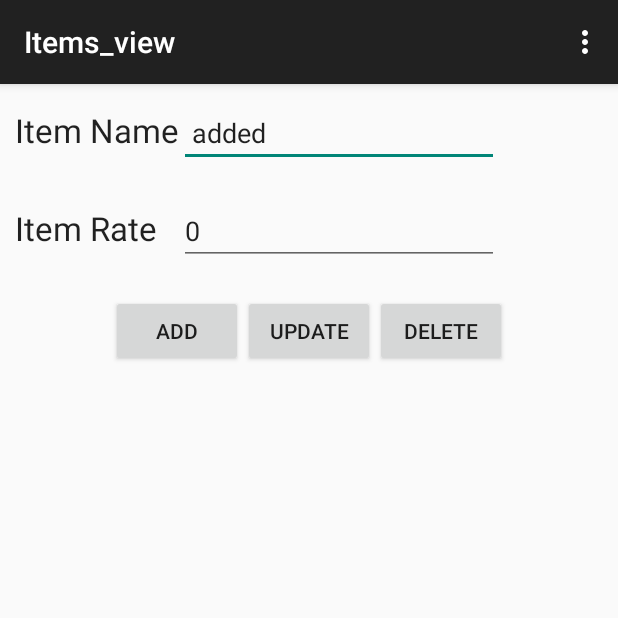
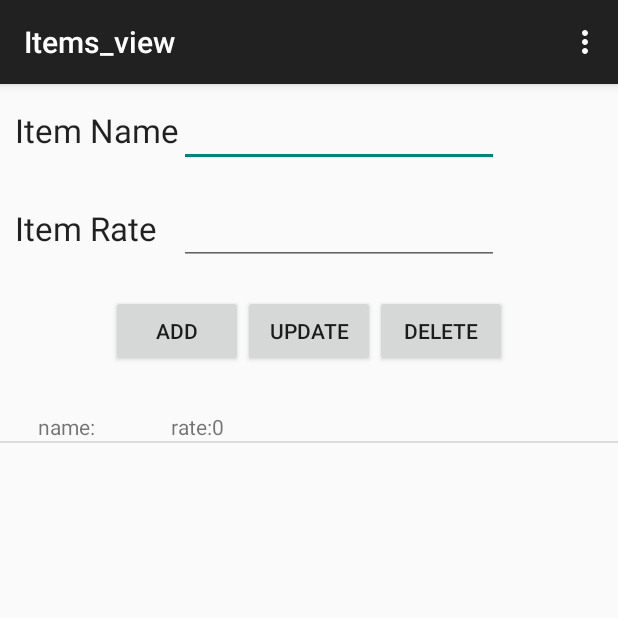
Before and after one commit to petergoulette/Invoice, an Android app: the Items_view screen opened directly, with no data from a screen before it, after a tap on "ADD", on a phone screen of 412 x 824 dp, the top half of it. Run offline under Robolectric (Android 15) with nearby library versions, the phone set to English and light mode, and no system bars; 2 statements that could not run were skipped.

Commit message:
Fixed more errors in Database class; Get ArrayList was not iterating and called forever; created itemListView, and ItemListView adapter.

```diff
--- a/app/src/main/java/com/example/capstone/invoice/Database.java
+++ b/app/src/main/java/com/example/capstone/invoice/Database.java
@@ -152,6 +152,7 @@ public class Database extends SQLiteOpenHelper {
                 item.setItemName(cursor.getString(1));
                 item.setItemRate(Integer.parseInt(cursor.getString(2)));
                 itemList.add(item);
+                cursor.moveToNext();
             }
             cursor.close();
         } else {
--- /dev/null
+++ b/app/src/main/java/com/example/capstone/invoice/ItemViewListAdapter.java
@@ -0,0 +1,93 @@
+package com.example.capstone.invoice;
+
+import android.content.Context;
+import android.util.Log;
+import android.view.LayoutInflater;
+import android.view.View;
+import android.view.ViewGroup;
+import android.widget.BaseAdapter;
+import android.widget.TextView;
+
+import java.util.ArrayList;
+
+/**
+ * Created by Pierro on 11/14/2015.
+ */
+public class ItemViewListAdapter extends BaseAdapter{
+
+    Context mContext;
+    LayoutInflater mInflater;
+    ArrayList<Item> itemAList;
+
+    public ItemViewListAdapter(Context context, LayoutInflater inflater) {
+        mContext = context;
+        mInflater = inflater;
+        itemAList = new ArrayList();
+    }
+
+    @Override
+    public int getCount() {
+        return itemAList.size();
+    }
+
+    @Override
+    public Item getItem(int position) {
+        return itemAList.get(position);
+    }
+
+    @Override
+    public long getItemId(int position) {
+        return position;
+    }
+
+    @Override
+    public View getView(int position, View convertView, ViewGroup parent) {
+        ViewHolder holder;
+        if (convertView == null){
+            //Inflate the custom row layout from your XML.
+            convertView = mInflater.inflate(R.layout.item_list_view, null);
+
+            //create a "Holder" with subviews
+            holder = new ViewHolder();
+            holder.titleNameView = (TextView) convertView.findViewById(R.id.text_item_name);
+            holder.titleRateView = (TextView) convertView.findViewById(R.id.text_item_rate);
+
+            // hang on to this holder for future recyclage
+            convertView.setTag(holder);
+        } else {
+            //skip all the expensive inflation/findViewById
+            //and just get the holder you already made
+            holder = (ViewHolder) convertView.getTag();
+        }
+
+        // Get the curent item
+        Log.d("View positon:", "" + position);
+        Item item = getItem(position);
+
+        String itemTitle = "";
+        String rateTitle = "";
+
+        if (item.getItemName()!= null){
+            itemTitle = item.getItemName();
+        }
+
+        rateTitle = Integer.toString(item.getItemRate());
+        // Send these Strings to the TextViews for display
+        holder.titleNameView.setText(itemTitle);
+        holder.titleRateView.setText(rateTitle);
+
+
+        return convertView;
+    }
+
+    public void updateData(ArrayList<Item> aitem){
+        itemAList = aitem;
+        notifyDataSetChanged();
+    }
+    // this is used so you only ever have to do
+// inflation and finding by ID once ever per View
+    private static class ViewHolder {
+        public TextView titleNameView;
+        public TextView titleRateView;
+    }
+}
--- a/app/src/main/java/com/example/capstone/invoice/Items_view.java
+++ b/app/src/main/java/com/example/capstone/invoice/Items_view.java
@@ -2,39 +2,59 @@ package com.example.capstone.invoice;
 
 import android.os.Bundle;
 import android.support.v7.app.AppCompatActivity;
+import android.util.Log;
 import android.view.Menu;
 import android.view.MenuItem;
 import android.view.View;
+import android.widget.AdapterView;
 import android.widget.EditText;
+import android.widget.ListView;
 
-public class Items_view extends AppCompatActivity {
+public class Items_view extends AppCompatActivity implements View.OnClickListener, AdapterView.OnItemClickListener {
 
     EditText IName;
     EditText IRate;
+    ListView itemListView;
+    ItemViewListAdapter itemViewAdapter;
 
     @Override
     protected void onCreate(Bundle savedInstanceState) {
         super.onCreate(savedInstanceState);
         setContentView(R.layout.activity_items_view);
+        Database dbHandler = new Database(this, null, null, 1);
 
         IName = (EditText) findViewById(R.id.itemName);
         IRate = (EditText) findViewById(R.id.itemRate);
+
+        // Access the ListView
+        itemListView = (ListView) findViewById(R.id.main_listview);
+        Log.d("itemListView:", "created");
+        // create a itemViewListAdapter for the ListView
+        itemViewAdapter = new ItemViewListAdapter(this, getLayoutInflater());
+        Log.d("itemViewAdapter:", "created");
+        // Set ListView to use the ArrayAdapter
+        itemListView.setAdapter(itemViewAdapter);
+        Log.d("itemsetAdapter:", "created");
+        itemViewAdapter.updateData(dbHandler.getItemList());
     }
 
     public void newItem (View view) {
 
        Database dbHandler = new Database(this, null, null, 1);
-        //IName.setText("ok");
-        //IRate.setText("10");
         int quantity =
                 Integer.parseInt(IRate.getText().toString());
         Item item =
                 new Item(IName.getText().toString(), quantity);
 
-        IRate.setText(Integer.toString(item.getItemRate()));
+        dbHandler.addItem(item);
+        //ArrayList<Item> test = new ArrayList<Item>();
+        //test = dbHandler.getItemList();
+        IRate.setText("");
+        IName.setText("");
 
-        dbHandler.addItem(item);
-        IName.setText(item.getItemName() + " added");
+
+        itemViewAdapter.updateData(dbHandler.getItemList());
+        Log.d("item updated", "ok");
     }
 
     @Override
@@ -58,4 +78,14 @@ public class Items_view extends AppCompatActivity {
 
         return super.onOptionsItemSelected(item);
     }
+
+    @Override
+    public void onClick(View v) {
+
+    }
+
+    @Override
+    public void onItemClick(AdapterView<?> parent, View view, int position, long id) {
+
+    }
 }
--- /dev/null
+++ b/app/src/main/res/layout/item_list_view.xml
@@ -0,0 +1,38 @@
+<?xml version="1.0" encoding="utf-8"?>
+<RelativeLayout xmlns:android="http://schemas.android.com/apk/res/android"
+    android:layout_width="match_parent" android:layout_height="75dp">
+
+    <TextView
+        android:id="@+id/text_item_name_title"
+        android:layout_width="wrap_content"
+        android:layout_height="wrap_content"
+        android:layout_alignParentLeft="true"
+        android:text="@string/_item_name_title"
+        android:layout_marginLeft="25dp"
+        />
+
+    <TextView
+        android:id="@+id/text_item_name"
+        android:layout_width="wrap_content"
+        android:layout_height="wrap_content"
+        android:layout_marginLeft="25dp"
+        android:layout_toRightOf="@+id/text_item_name_title"
+        />
+
+    <TextView
+        android:id="@+id/text_item_rate_title"
+        android:layout_width="wrap_content"
+        android:layout_height="wrap_content"
+        android:layout_marginLeft="25dp"
+        android:text="@string/_item_rate_title"
+        android:layout_toRightOf="@+id/text_item_name"
+        />
+
+    <TextView
+        android:id="@+id/text_item_rate"
+        android:layout_width="wrap_content"
+        android:layout_height="wrap_content"
+        android:layout_toRightOf="@+id/text_item_rate_title"
+        />
+
+</RelativeLayout>
--- a/app/src/main/res/values/strings.xml
+++ b/app/src/main/res/values/strings.xml
@@ -13,4 +13,6 @@
     <string name="_add_item">add</string>
     <string name="_update_item">update</string>
     <string name="_delete_item">delete</string>
+    <string name="_item_name_title">name:</string>
+    <string name="_item_rate_title">rate:</string>
 </resources>
```
